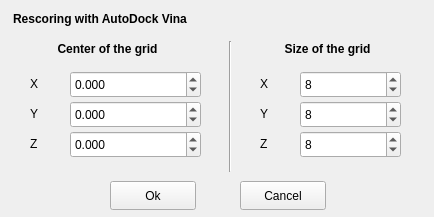
First picture: the form in ChemFlow/src/GUI/qt_creator/scoring_vina.ui, repository IFMlab/ChemFlow, before the edit.
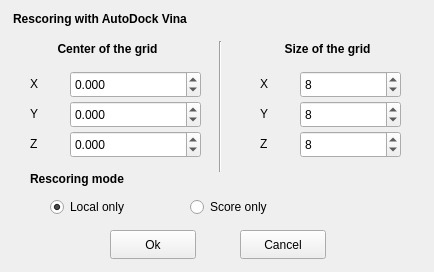
Second picture: the form after the edit.

Commit message: Updated bounding_shape, workflow summaries, vina rescoring, GUI, fixed typo and install script

Diff of the .ui file:
```diff
--- a/ChemFlow/src/GUI/qt_creator/scoring_vina.ui
+++ b/ChemFlow/src/GUI/qt_creator/scoring_vina.ui
@@ -7,7 +7,7 @@
     <x>0</x>
     <y>0</y>
     <width>434</width>
-    <height>217</height>
+    <height>272</height>
    </rect>
   </property>
   <property name="windowTitle">
@@ -141,7 +141,7 @@
    <property name="geometry">
     <rect>
      <x>240</x>
-     <y>181</y>
+     <y>230</y>
      <width>86</width>
      <height>29</height>
     </rect>
@@ -272,7 +272,7 @@
    <property name="geometry">
     <rect>
      <x>110</x>
-     <y>181</y>
+     <y>230</y>
      <width>86</width>
      <height>29</height>
     </rect>
@@ -284,7 +284,7 @@
   <widget class="Line" name="line_4">
    <property name="geometry">
     <rect>
-     <x>220</x>
+     <x>210</x>
      <y>41</y>
      <width>20</width>
      <height>131</height>
@@ -307,6 +307,60 @@
     <string>Z</string>
    </property>
   </widget>
+  <widget class="QLabel" name="label_10">
+   <property name="geometry">
+    <rect>
+     <x>30</x>
+     <y>170</y>
+     <width>131</width>
+     <height>17</height>
+    </rect>
+   </property>
+   <property name="font">
+    <font>
+     <weight>75</weight>
+     <bold>true</bold>
+    </font>
+   </property>
+   <property name="text">
+    <string>Rescoring mode</string>
+   </property>
+  </widget>
+  <widget class="QRadioButton" name="radioButton_local">
+   <property name="geometry">
+    <rect>
+     <x>50</x>
+     <y>196</y>
+     <width>117</width>
+     <height>22</height>
+    </rect>
+   </property>
+   <property name="toolTip">
+    <string>&lt;html&gt;&lt;head/&gt;&lt;body&gt;&lt;p&gt;Perform a local search (minimization) prior to rescoring&lt;/p&gt;&lt;/body&gt;&lt;/html&gt;</string>
+   </property>
+   <property name="text">
+    <string>Local only</string>
+   </property>
+   <property name="checked">
+    <bool>true</bool>
+   </property>
+  </widget>
+  <widget class="QRadioButton" name="radioButton_score">
+   <property name="geometry">
+    <rect>
+     <x>190</x>
+     <y>196</y>
+     <width>117</width>
+     <height>22</height>
+    </rect>
+   </property>
+   <property name="toolTip">
+    <string>Recore the input conformation</string>
+   </property>
+   <property name="text">
+    <string>Score only</string>
+   </property>
+  </widget>
  </widget>
  <tabstops>
   <tabstop>doubleSpinBox_cx</tabstop>
```
The commit also changes 18 other files.
